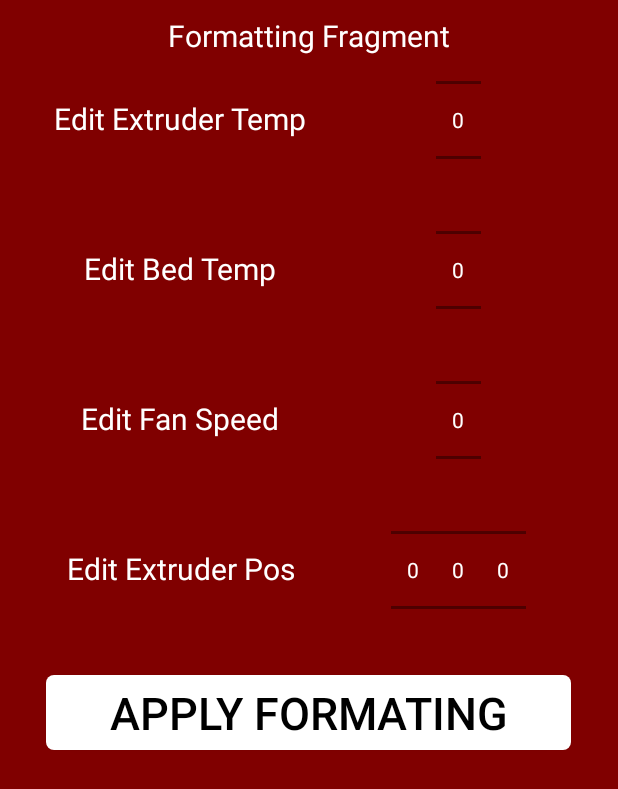
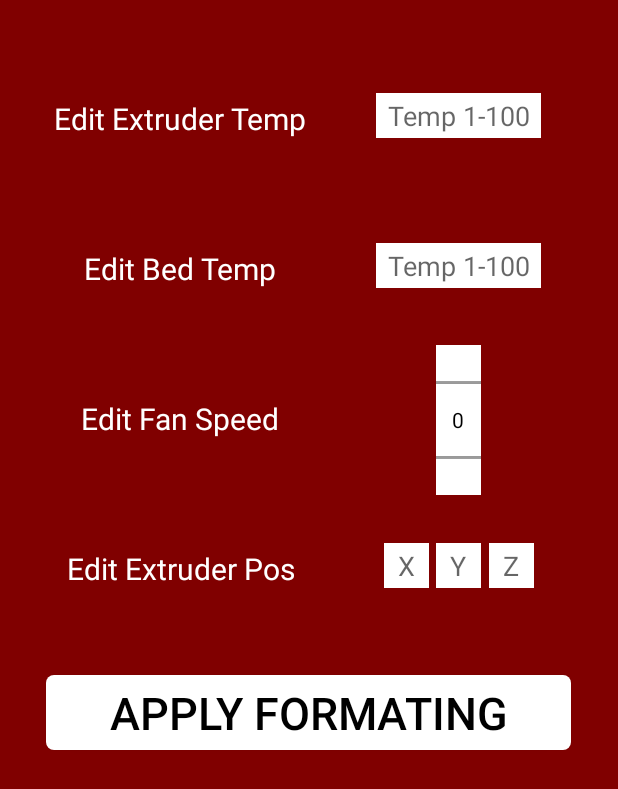
Before and after one commit to liusteven2/3D_Printer_1, an Android app: the layout fragment_formatting.xml on its own in the app's theme, with its tools: preview values and no code run, on a phone screen of 412 x 824 dp. Shown: the top 789 px of the screen. Run offline under Robolectric (Android 15) with nearby library versions, the phone set to English and light mode, and no system bars.

Commit message:
PrinterFormatting Tab working w/ range filter and push to Firebase

```diff
--- a/app/build.gradle
+++ b/app/build.gradle
@@ -43,6 +43,7 @@ android {
 dependencies {
     implementation 'com.google.firebase:firebase-database-ktx:20.1.0'
     implementation 'com.google.firebase:firebase-database:20.1.0'
+    implementation 'com.google.firebase:firebase-storage:20.1.0'
     def fragment_version = "1.5.3"
     // Kotlin
     implementation "androidx.fragment:fragment-ktx:$fragment_version"
--- a/app/src/main/java/com/example/a3d_printer_1/MainActivity.kt
+++ b/app/src/main/java/com/example/a3d_printer_1/MainActivity.kt
@@ -23,7 +23,7 @@ class MainActivity : AppCompatActivity() {
                 R.id.home -> replaceFragment(Home())
                 R.id.library -> replaceFragment(Library())
                 R.id.formatting -> replaceFragment(Formatting())
-                R.id.settings -> replaceFragment(Settings())
+//                R.id.settings -> replaceFragment(Settings())
 
                 else -> {
 
--- a/app/src/main/java/com/example/a3d_printer_1/PrinterControls.kt
+++ b/app/src/main/java/com/example/a3d_printer_1/PrinterControls.kt
@@ -1,3 +1,3 @@
 package com.example.a3d_printer_1
 
-class PrinterControls (val ext_temp: Int?=null, val bed_temp: Int?=null, val fan_speed: Int?=null, val x_pos: Int?=null, val y_pos: Int?=null, val z_pos: Int?=null)
+data class PrinterControls (val ext_temp: String?=null, val bed_temp: String?=null, val fan_speed: String?=null, val x_pos: String?=null, val y_pos: String?=null, val z_pos: String?=null)
--- a/app/src/main/res/drawable/slightly_rounded_square_border.xml
+++ b/app/src/main/res/drawable/slightly_rounded_square_border.xml
@@ -1,5 +1,5 @@
 <?xml version="1.0" encoding="utf-8"?>
 <shape xmlns:android="http://schemas.android.com/apk/res/android">
     <corners android:radius="5sp"/>
-    <solid android:color="@color/black"/>
+    <solid android:color="@color/white"/>
 </shape>
--- a/app/src/main/res/layout/fragment_formatting.xml
+++ b/app/src/main/res/layout/fragment_formatting.xml
@@ -7,15 +7,15 @@
     tools:context=".Formatting">
 
     <!-- TODO: Update blank fragment layout -->
-    <TextView
-        android:id="@+id/textView"
-        android:layout_marginTop="10dp"
-        android:layout_width="wrap_content"
-        android:layout_height="wrap_content"
-        android:text="Formatting Fragment"
-        android:textSize="20dp"
-        android:layout_gravity="center_horizontal"
-        android:textColor="@color/white" />
+<!--    <TextView-->
+<!--        android:id="@+id/textView"-->
+<!--        android:layout_marginTop="10dp"-->
+<!--        android:layout_width="wrap_content"-->
+<!--        android:layout_height="wrap_content"-->
+<!--        android:text="Formatting Fragment"-->
+<!--        android:textSize="20dp"-->
+<!--        android:layout_gravity="center_horizontal"-->
+<!--        android:textColor="@color/white" />-->
 
     <!--    visual text and numPicker for Extruder Temperature-->
     <TextView
@@ -29,27 +29,40 @@
         android:textSize="20dp"
         android:textColor="@color/white" />
 
-    <LinearLayout
-        android:layout_width="wrap_content"
-        android:layout_height="wrap_content"
-        android:layout_gravity="center_horizontal"
-        android:layout_marginTop="30dp"
-        android:layout_marginLeft="100dp">
+
+    <!--    visual text and numPicker for Bed Temperature-->
+<!--    <LinearLayout-->
+<!--        android:layout_width="wrap_content"-->
+<!--        android:layout_height="wrap_content"-->
+<!--        android:layout_gravity="center_horizontal"-->
+<!--        android:layout_marginLeft="100dp"-->
+<!--        android:layout_marginTop="30dp">-->
 
 
-    <NumberPicker
-            android:id="@+id/numPickerExtTemp"
-            android:layout_width="30dp"
-            android:layout_height="100dp"
-        android:theme="@style/AppTheme.Picker">
+<!--        &lt;!&ndash;    <NumberPicker&ndash;&gt;-->
+<!--        &lt;!&ndash;            android:id="@+id/numPickerExtTemp"&ndash;&gt;-->
+<!--        &lt;!&ndash;            android:layout_width="30dp"&ndash;&gt;-->
+<!--        &lt;!&ndash;            android:layout_height="100dp"&ndash;&gt;-->
+<!--        &lt;!&ndash;        android:theme="@style/AppTheme.Picker">&ndash;&gt;-->
 
 
-        </NumberPicker>
+<!--        &lt;!&ndash;        </NumberPicker>&ndash;&gt;-->
 
-    </LinearLayout>
+<!--    </LinearLayout>-->
 
+    <EditText
+        android:id="@+id/numPickerExtTemp"
+        android:inputType="number"
+        android:hint="Temp 1-100"
+        android:layout_width="110dp"
+        android:layout_height="30dp"
+        android:textSize="18dp"
+        android:gravity="center"
+        android:layout_gravity="center_horizontal"
+        android:layout_marginLeft="100dp"
+        android:layout_marginTop="62dp"
+        android:background="@color/white"></EditText>
 
-    <!--    visual text and numPicker for Bed Temperature-->
     <TextView
         android:id="@+id/textView_BedTemp"
         android:layout_width="wrap_content"
@@ -61,24 +74,35 @@
         android:textSize="20dp"
         android:textColor="@color/white" />
 
-    <LinearLayout
-        android:layout_width="wrap_content"
-        android:layout_height="wrap_content"
-        android:layout_gravity="center_horizontal"
-        android:layout_marginTop="130dp"
-        android:layout_marginLeft="100dp">
+<!--    <LinearLayout-->
+<!--        android:layout_width="wrap_content"-->
+<!--        android:layout_height="wrap_content"-->
+<!--        android:layout_gravity="center_horizontal"-->
+<!--        android:layout_marginTop="130dp"-->
+<!--        android:layout_marginLeft="100dp">-->
 
-        <NumberPicker
-            android:id="@+id/numPickerBedTemp"
-            android:layout_width="30dp"
-            android:layout_height="100dp"
-            android:theme="@style/AppTheme.Picker">
+<!--        <NumberPicker-->
+<!--            android:id="@+id/numPickerBedTemp"-->
+<!--            android:layout_width="30dp"-->
+<!--            android:layout_height="100dp"-->
+<!--            android:theme="@style/AppTheme.Picker">-->
 
 
-        </NumberPicker>
+<!--        </NumberPicker>-->
 
-    </LinearLayout>
-
+<!--    </LinearLayout>-->
+    <EditText
+        android:id="@+id/numPickerBedTemp"
+        android:inputType="number"
+        android:hint="Temp 1-100"
+        android:layout_width="110dp"
+        android:layout_height="30dp"
+        android:textSize="18dp"
+        android:gravity="center"
+        android:layout_gravity="center_horizontal"
+        android:layout_marginLeft="100dp"
+        android:layout_marginTop="162dp"
+        android:background="@color/white"></EditText>
     <!--    visual text and numPicker for Fan Speed Position-->
     <TextView
         android:id="@+id/textView_FanSpeed"
@@ -97,11 +121,13 @@
         android:layout_gravity="center_horizontal"
         android:layout_marginTop="230dp"
         android:layout_marginLeft="100dp"
+        android:background="@color/white"
         android:theme="@style/AppTheme.Picker">
 
 
         <NumberPicker
             android:id="@+id/numPickerFanSpeed"
+            android:orientation="horizontal"
             android:layout_width="30dp"
             android:layout_height="100dp"
             android:theme="@style/AppTheme.Picker">
@@ -110,6 +136,16 @@
         </NumberPicker>
 
     </LinearLayout>
+
+<!--    <EditText-->
+<!--        android:id="@+id/numPickerFanSpeed"-->
+<!--        android:hint="Speed 20-100"-->
+<!--        android:layout_width="110dp"-->
+<!--        android:layout_height="45dp"-->
+<!--        android:layout_gravity="center_horizontal"-->
+<!--        android:layout_marginLeft="100dp"-->
+<!--        android:layout_marginTop="255dp"-->
+<!--        android:background="@color/white"></EditText>-->
 
 
 <!--    visual text and numPicker for Extruder Position-->
@@ -124,40 +160,78 @@
         android:textSize="20dp"
         android:textColor="@color/white" />
 
-    <LinearLayout
-        android:layout_width="wrap_content"
-        android:layout_height="wrap_content"
+<!--    <LinearLayout-->
+<!--        android:layout_width="wrap_content"-->
+<!--        android:layout_height="wrap_content"-->
+<!--        android:layout_gravity="center_horizontal"-->
+<!--        android:layout_marginTop="330dp"-->
+<!--        android:layout_marginLeft="100dp"-->
+<!--        android:theme="@style/AppTheme.Picker">-->
+
+<!--        <NumberPicker-->
+<!--            android:id="@+id/numPickerX"-->
+<!--            android:layout_width="30dp"-->
+<!--            android:layout_height="100dp"-->
+<!--            android:theme="@style/AppTheme.Picker">-->
+
+<!--        </NumberPicker>-->
+
+<!--        <NumberPicker-->
+<!--            android:id="@+id/numPickerY"-->
+<!--            android:layout_width="30dp"-->
+<!--            android:layout_height="100dp"-->
+<!--            android:theme="@style/AppTheme.Picker">-->
+
+<!--        </NumberPicker>-->
+
+<!--        <NumberPicker-->
+<!--            android:id="@+id/numPickerZ"-->
+<!--            android:layout_width="30dp"-->
+<!--            android:layout_height="100dp"-->
+<!--            android:theme="@style/AppTheme.Picker">-->
+
+<!--        </NumberPicker>-->
+
+<!--    </LinearLayout>-->
+
+    <EditText
+        android:id="@+id/numPickerX"
+        android:inputType="number"
+        android:hint="X"
+        android:layout_width="30dp"
+        android:layout_height="30dp"
+        android:textSize="18dp"
+        android:gravity="center"
         android:layout_gravity="center_horizontal"
-        android:layout_marginTop="330dp"
+        android:layout_marginLeft="65dp"
+        android:layout_marginTop="362dp"
+        android:background="@color/white"></EditText>
+
+    <EditText
+        android:id="@+id/numPickerY"
+        android:inputType="number"
+        android:hint="Y"
+        android:layout_width="30dp"
+        android:layout_height="30dp"
+        android:textSize="18dp"
+        android:gravity="center"
+        android:layout_gravity="center_horizontal"
         android:layout_marginLeft="100dp"
-        android:theme="@style/AppTheme.Picker">
+        android:layout_marginTop="362dp"
+        android:background="@color/white"></EditText>
 
-        <NumberPicker
-            android:id="@+id/numPickerX"
-            android:layout_width="30dp"
-            android:layout_height="100dp"
-            android:theme="@style/AppTheme.Picker">
-
-        </NumberPicker>
-
-        <NumberPicker
-            android:id="@+id/numPickerY"
-            android:layout_width="30dp"
-            android:layout_height="100dp"
-            android:theme="@style/AppTheme.Picker">
-
-        </NumberPicker>
-
-        <NumberPicker
-            android:id="@+id/numPickerZ"
-            android:layout_width="30dp"
-            android:layout_height="100dp"
-            android:theme="@style/AppTheme.Picker">
-
-        </NumberPicker>
-
-    </LinearLayout>
-
+    <EditText
+        android:id="@+id/numPickerZ"
+        android:inputType="number"
+        android:hint="Z"
+        android:layout_width="30dp"
+        android:layout_height="30dp"
+        android:textSize="18dp"
+        android:gravity="center"
+        android:layout_gravity="center_horizontal"
+        android:layout_marginLeft="135dp"
+        android:layout_marginTop="362dp"
+        android:background="@color/white"></EditText>
     <Button
         android:id="@+id/buttonApply"
         android:layout_width="350dp"
@@ -170,4 +244,5 @@
         android:textSize="30sp"
         android:textColor="@color/black"/>
 
+
 </FrameLayout>
--- a/app/src/main/res/menu/bottom_nav.xml
+++ b/app/src/main/res/menu/bottom_nav.xml
@@ -10,7 +10,7 @@
     <item android:title="Formatting"
         android:id="@+id/formatting"
         android:icon="@drawable/ic_baseline_print_24"/>
-    <item android:title="Settings"
-        android:id="@+id/settings"
-        android:icon="@drawable/ic_baseline_settings_24"/>
+<!--    <item android:title="Settings"-->
+<!--        android:id="@+id/settings"-->
+<!--        android:icon="@drawable/ic_baseline_settings_24"/>-->
 </menu>
--- a/app/src/main/res/values/themes.xml
+++ b/app/src/main/res/values/themes.xml
@@ -14,6 +14,6 @@
         <!-- Customize your theme here. -->
     </style>
     <style name="AppTheme.Picker" parent="Theme.AppCompat.Light.NoActionBar" >
-        <item name="android:textColorPrimary">@android:color/white</item>
+        <item name="android:textColorPrimary">@android:color/black</item>
     </style>
 </resources>
```
Also changed, not shown: app/src/main/java/com/example/a3d_printer_1/Formatting.kt (+118 -33 lines), app/src/main/java/com/example/a3d_printer_1/Home.kt (+79 -2 lines), app/src/main/java/com/example/a3d_printer_1/Library.kt (+45 -19 lines), app/src/main/java/com/example/a3d_printer_1/gcodeFileClass.kt (added, +12 -0 lines), app/src/main/res/layout/fragment_home.xml (+12 -0 lines), app/src/main/res/layout/fragment_library.xml (+15 -13 lines), app/src/main/res/layout/user_item.xml (+6 -6 lines).
